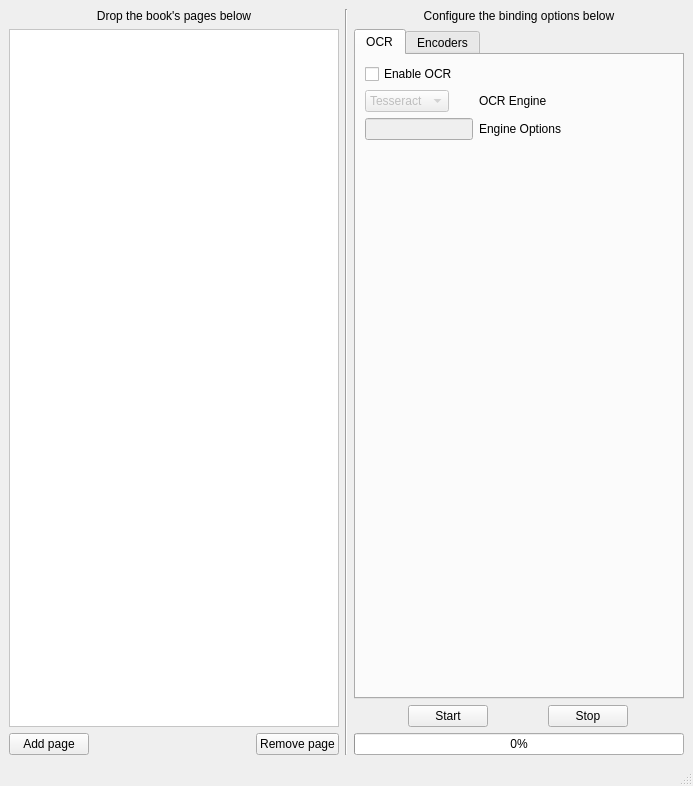
Before: the Qt Designer form gui.ui in Blender3D/Bindery, drawn with Qt 5.
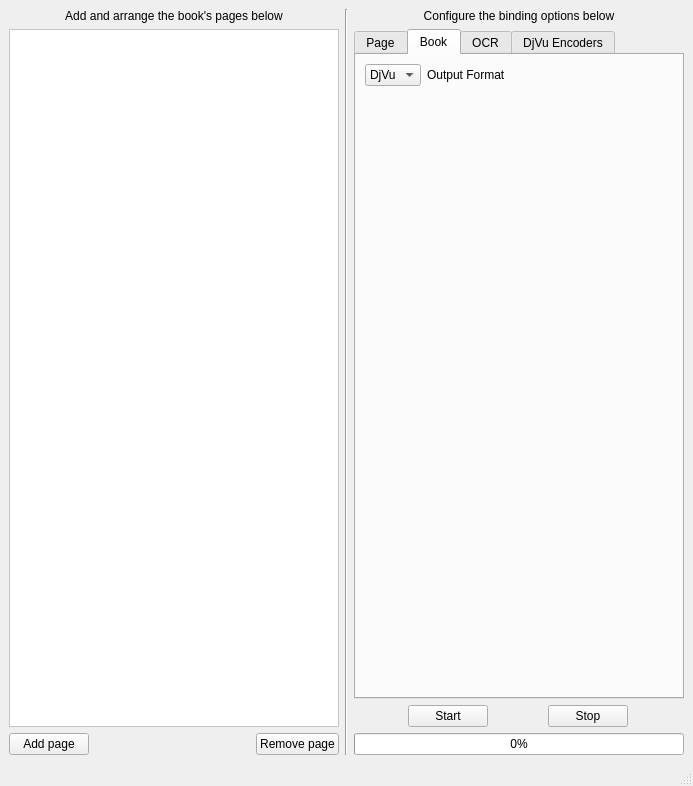
After: the same form once the commit is applied. The open tabs and pages were chosen to show the change. Icons and pictures are not drawn. Custom widgets are drawn as their Qt base class.

The edit to the form file:
```diff
--- a/gui.ui
+++ b/gui.ui
@@ -26,7 +26,7 @@
       <item>
        <widget class="QLabel" name="label">
         <property name="text">
-         <string>Drop the book's pages below</string>
+         <string>Add and arrange the book's pages below</string>
         </property>
         <property name="alignment">
          <set>Qt::AlignCenter</set>
@@ -122,9 +122,66 @@
       </item>
       <item>
        <widget class="QTabWidget" name="tabWidget">
+        <property name="tabShape">
+         <enum>QTabWidget::Rounded</enum>
+        </property>
         <property name="currentIndex">
          <number>0</number>
         </property>
+        <property name="movable">
+         <bool>true</bool>
+        </property>
+        <widget class="QWidget" name="tab_2">
+         <attribute name="title">
+          <string>Page</string>
+         </attribute>
+         <layout class="QFormLayout" name="formLayout_4">
+          <property name="fieldGrowthPolicy">
+           <enum>QFormLayout::AllNonFixedFieldsGrow</enum>
+          </property>
+          <item row="0" column="1">
+           <widget class="QLabel" name="pageNumberLabel">
+            <property name="text">
+             <string>Page Number</string>
+            </property>
+           </widget>
+          </item>
+          <item row="0" column="0">
+           <widget class="QLineEdit" name="pageNumber"/>
+          </item>
+         </layout>
+        </widget>
+        <widget class="QWidget" name="tab">
+         <attribute name="title">
+          <string>Book</string>
+         </attribute>
+         <layout class="QFormLayout" name="formLayout">
+          <property name="fieldGrowthPolicy">
+           <enum>QFormLayout::AllNonFixedFieldsGrow</enum>
+          </property>
+          <item row="0" column="0">
+           <widget class="QComboBox" name="outputFormat">
+            <item>
+             <property name="text">
+              <string>DjVu</string>
+             </property>
+            </item>
+            <item>
+             <property name="text">
+              <string>PDF</string>
+             </property>
+            </item>
+           </widget>
+          </item>
+          <item row="0" column="1">
+           <widget class="QLabel" name="outputFormatLabel">
+            <property name="text">
+             <string>Output Format</string>
+            </property>
+           </widget>
+          </item>
+         </layout>
+        </widget>
         <widget class="QWidget" name="tab1">
          <attribute name="title">
           <string>OCR</string>
@@ -185,7 +242,7 @@
         </widget>
         <widget class="QWidget" name="tab2">
          <attribute name="title">
-          <string>Encoders</string>
+          <string>DjVu Encoders</string>
          </attribute>
          <layout class="QFormLayout" name="formLayout_3">
           <item row="0" column="0">
```
